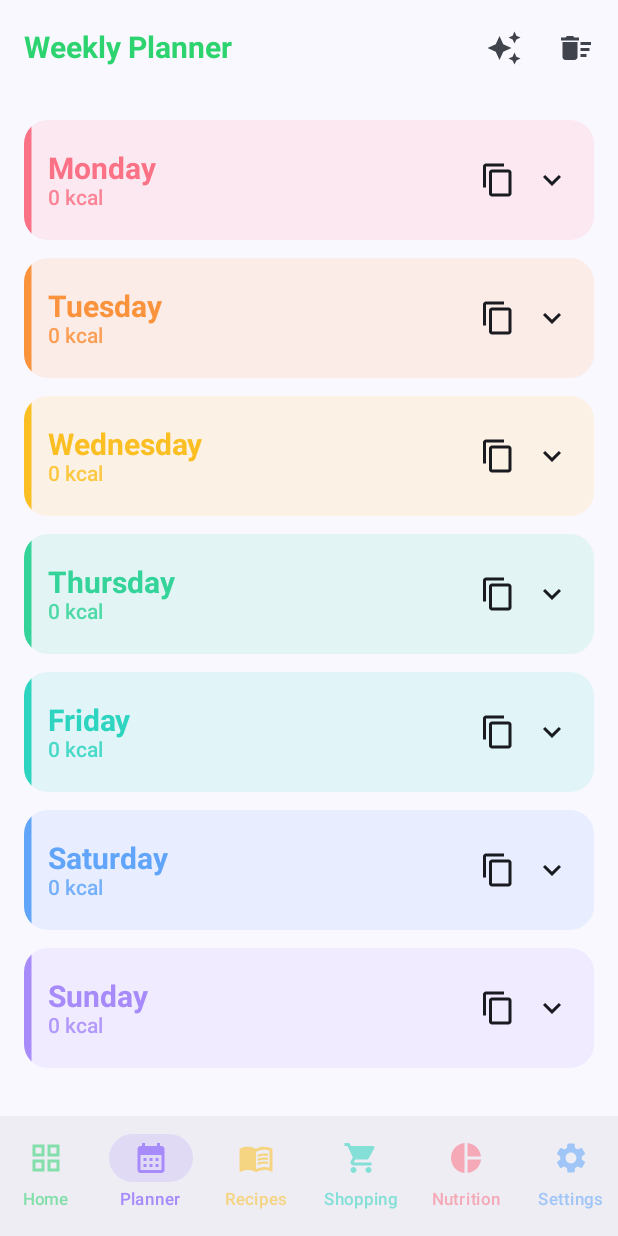
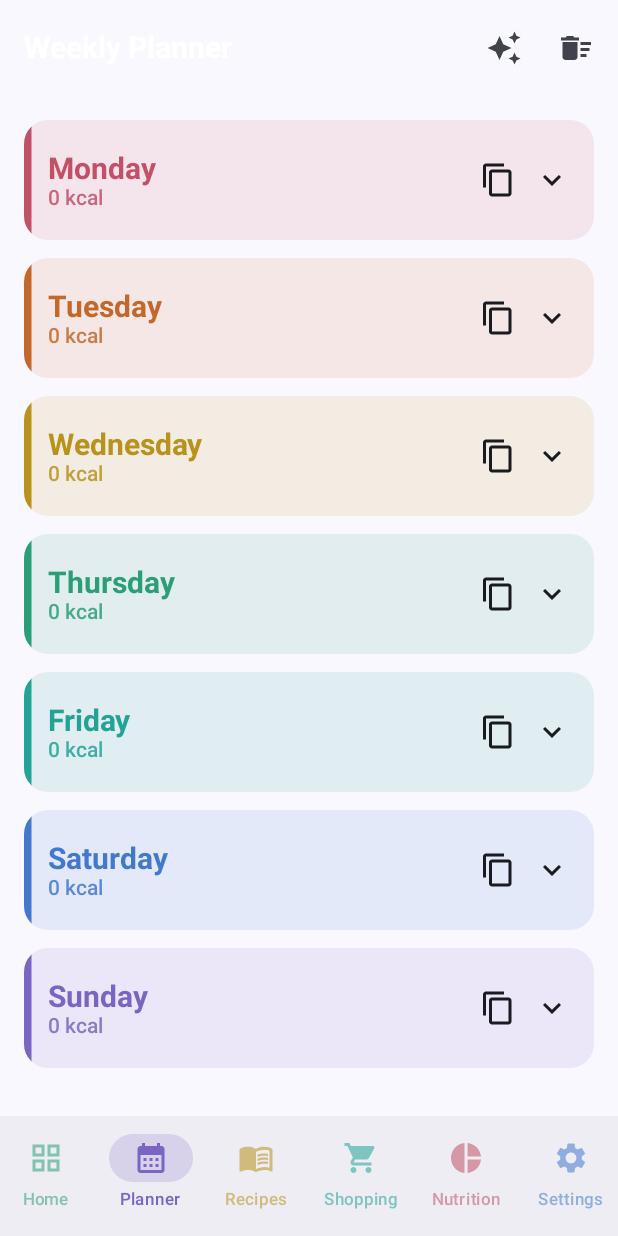
Before and after one commit to laci141/NutriPlan-, an Android app built with Jetpack Compose: the screen it shows after launch (MainActivity), item 2 of the bottom bar chosen, on a phone screen of 412 x 824 dp. Run offline under Robolectric (Android 15) with nearby library versions, the phone set to English and light mode, and no system bars; our stand-ins replace Dagger/Hilt's generated code, Room's generated code, Timber.

Commit message:
Muted, eye-friendly palette with white section titles
- All screen/section titles now pure white instead of neon green
- Macro, micro, day and nav accent colors darkened ~20-25% for a
  blue-light-filter-style, less straining look
- Dark theme primary green toned down to match

Co-Authored-By: Claude Opus 4.8 <noreply@anthropic.com>
Claude-Session: https://claude.ai/code/session_015GWGYr7oWZjoQy2G7srYaD

```diff
--- a/app/src/main/java/com/nutriplan/app/presentation/components/CommonComponents.kt
+++ b/app/src/main/java/com/nutriplan/app/presentation/components/CommonComponents.kt
@@ -25,13 +25,13 @@ import com.nutriplan.app.domain.model.NutritionTotals
 import com.nutriplan.app.presentation.theme.Accent
 import androidx.compose.ui.res.stringResource
 
-/** Neon zöld képernyőcím – egységes, „márkás" fejléc a fő oldalak felső sávjában. */
+/** Fehér képernyőcím – egységes, tiszta, jól olvasható fejléc a fő oldalak felső sávjában. */
 @Composable
 fun ScreenTitle(text: String) {
     Text(
         text = text,
         fontWeight = FontWeight.Bold,
-        color = Accent.Neon
+        color = Accent.Title
     )
 }
 
@@ -90,12 +90,12 @@ fun NutritionSummary(totals: NutritionTotals, modifier: Modifier = Modifier) {
     }
 }
 
-// A kezdőlapi makró-kártyával egyező színek, hogy egységes legyen az egész app.
-private val NutriCalorieColor = Color(0xFFF97316) // narancs – kalória
-private val NutriProteinColor = Color(0xFF34D399) // almazöld – fehérje
-private val NutriCarbsColor = Color(0xFFF59E0B)   // borostyán – szénhidrát
-private val NutriFatColor = Color(0xFF3B82F6)     // kék – zsír
-private val NutriFiberColor = Color(0xFF22C55E)   // zöld – rost
+// A kezdőlapi makró-kártyával egyező, tompított (szemkímélő) színek.
+private val NutriCalorieColor = Color(0xFFC2622A) // tompított narancs – kalória
+private val NutriProteinColor = Color(0xFF2A9E76) // mély zöld – fehérje
+private val NutriCarbsColor = Color(0xFFB87A10)   // mély borostyán – szénhidrát
+private val NutriFatColor = Color(0xFF2D61C2)     // mély kék – zsír
+private val NutriFiberColor = Color(0xFF1A9447)   // erdőzöld – rost
 
 /**
  * Egyetlen tápérték-sor: színes pötty + címke (balra) + érték (jobbra).
--- a/app/src/main/java/com/nutriplan/app/presentation/dashboard/DashboardScreen.kt
+++ b/app/src/main/java/com/nutriplan/app/presentation/dashboard/DashboardScreen.kt
@@ -111,10 +111,10 @@ import java.time.LocalTime
 import java.time.format.TextStyle
 import java.util.Locale
 
-// A makró-gyűrűk színei (egészséget sugárzó tónusok)
-private val ProteinColor = Color(0xFF34D399) // almazöld
-private val CarbsColor = Color(0xFFF59E0B)   // narancs
-private val FatColor = Color(0xFF3B82F6)      // élénk kék
+// A makró-gyűrűk tompított, szemkímélő színei
+private val ProteinColor = Color(0xFF2A9E76) // mély zöld
+private val CarbsColor = Color(0xFFB87A10)   // mély borostyán
+private val FatColor = Color(0xFF2D61C2)      // mély kék
 
 /**
  * Kezdőlap (Dashboard) – modern "Bento Box" elrendezés:
@@ -224,7 +224,7 @@ fun DashboardScreen(
                 text = stringResource(R.string.app_name),
                 style = MaterialTheme.typography.headlineMedium,
                 fontWeight = FontWeight.Bold,
-                color = Accent.Neon
+                color = Accent.Title
             )
             Text(
                 text = stringResource(greetingRes),
@@ -530,7 +530,7 @@ private fun WaterCard(
 
 // ── Tápérték (makrók) – napi/heti váltóval, egymás alatti színes sorok ───────
 
-private val CalorieColor = Color(0xFFF97316)   // narancs – kalória
+private val CalorieColor = Color(0xFFC2622A)   // tompított narancs – kalória
 
 @Composable
 private fun MacroNutritionCard(
@@ -782,13 +782,13 @@ private fun WeeklyCaloriesCard(data: List<Pair<java.time.LocalDate, Int>>, goal:
 
 // ── Mikrotápanyag kártya ──────────────────────────────────────────────────────
 
-private val FiberColor   = Color(0xFF22C55E)   // zöld
-private val VitCColor    = Color(0xFFF97316)   // narancs
-private val IronColor    = Color(0xFFEF4444)   // piros
-private val CalciumColor = Color(0xFF3B82F6)   // kék
-private val VitDColor    = Color(0xFFF59E0B)   // sárga
-private val B12Color     = Color(0xFF8B5CF6)   // lila
-private val MagColor     = Color(0xFF14B8A6)   // türkiz
+private val FiberColor   = Color(0xFF1A9447)   // erdőzöld
+private val VitCColor    = Color(0xFFC2622A)   // tompított narancs
+private val IronColor    = Color(0xFFB83535)   // mély rózsapiros
+private val CalciumColor = Color(0xFF2D61C2)   // mély kék
+private val VitDColor    = Color(0xFFB87A10)   // mély arany
+private val B12Color     = Color(0xFF6A45C2)   // mély lila
+private val MagColor     = Color(0xFF0F8C7E)   // mély türkiz
 
 @Composable
 private fun MicroNutrientCard(totals: NutritionTotals) {
--- a/app/src/main/java/com/nutriplan/app/presentation/theme/AccentPalette.kt
+++ b/app/src/main/java/com/nutriplan/app/presentation/theme/AccentPalette.kt
@@ -5,25 +5,28 @@ import com.nutriplan.app.domain.model.WeekDay
 import com.nutriplan.app.presentation.navigation.Routes
 
 /**
- * Élénk, 2026-os akcentus-paletta: neon kiemelés sötét háttéren.
+ * Visszafogott, szemkímélő ("kék fény szűrő" jellegű) akcentus-paletta sötét háttéren.
  *
- * A fő képernyőcímek neon zöldek, a hét napjai és az alsó navigáció füljei
- * pedig saját, jól megkülönböztethető színt kapnak – így a felület színesebb,
- * nem egyhangú, de a szín mindig csak kiemelésként (akcentusként) jelenik meg.
+ * A fő képernyőcímek mindig fehérek (tiszta, jól olvasható), a hét napjai és az
+ * alsó navigáció füljei pedig saját, de tompított (kevésbé élénk) színt kapnak –
+ * így a felület színes és nem egyhangú, de hosszú használat mellett sem fárasztja a szemet.
  */
 object Accent {
 
-    /** Neon zöld – a fő képernyőcímek és a Kezdőlap (Dashboard) fül színe. */
-    val Neon = Color(0xFF2DD36F)
+    /** A fő képernyőcímek színe – mindig tiszta fehér. */
+    val Title = Color(0xFFFFFFFF)
 
-    // A hét napjainak szivárvány-színei (hétfőtől vasárnapig).
-    private val coral = Color(0xFFFB7185)   // korall
-    private val orange = Color(0xFFFB923C)  // narancs
-    private val amber = Color(0xFFFBBF24)   // borostyán
-    private val green = Color(0xFF34D399)   // zöld
-    private val teal = Color(0xFF2DD4BF)    // türkiz
-    private val blue = Color(0xFF60A5FA)    // kék
-    private val violet = Color(0xFFA78BFA)  // lila
+    /** Tompított zöld – a Kezdőlap (Dashboard) fül színe. */
+    val Neon = Color(0xFF2A9E76)
+
+    // A hét napjainak tompított szivárvány-színei (hétfőtől vasárnapig).
+    private val coral = Color(0xFFC25067)   // mély korall
+    private val orange = Color(0xFFC2682A)  // terrakotta
+    private val amber = Color(0xFFB8921A)   // mély borostyán
+    private val green = Color(0xFF2A9E76)   // mély zöld
+    private val teal = Color(0xFF22A396)    // mély türkiz
+    private val blue = Color(0xFF4279CC)    // mély kék
+    private val violet = Color(0xFF7A65C2)  // tompított lila
 
     private val dayColors = listOf(coral, orange, amber, green, teal, blue, violet)
 
@@ -40,6 +43,6 @@ object Accent {
         Routes.SETTINGS to blue
     )
 
-    /** Egy adott navigációs útvonalhoz tartozó szín (ismeretlen esetén neon zöld). */
+    /** Egy adott navigációs útvonalhoz tartozó szín (ismeretlen esetén tompított zöld). */
     fun forRoute(route: String?): Color = routeColors[route] ?: Neon
 }
--- a/app/src/main/java/com/nutriplan/app/presentation/theme/Color.kt
+++ b/app/src/main/java/com/nutriplan/app/presentation/theme/Color.kt
@@ -16,8 +16,8 @@ val LightBackground = Color(0xFFF6F8F7)
 val LightSurface = Color(0xFFFFFFFF)
 val LightSurfaceVariant = Color(0xFFE7EDEA)
 
-// Sötét téma színek
-val GreenPrimaryLight = Color(0xFF34D399)
+// Sötét téma színek – tompított, szemkímélő elsődleges zöld
+val GreenPrimaryLight = Color(0xFF2A9E76)
 val DarkGreenContainer = Color(0xFF065F46)
 val OnDarkGreenContainer = Color(0xFFA7F3D0)
 // Mély, organikus olíva-szürke tónusok (NEM tiszta fekete, NEM rideg kék)
```
